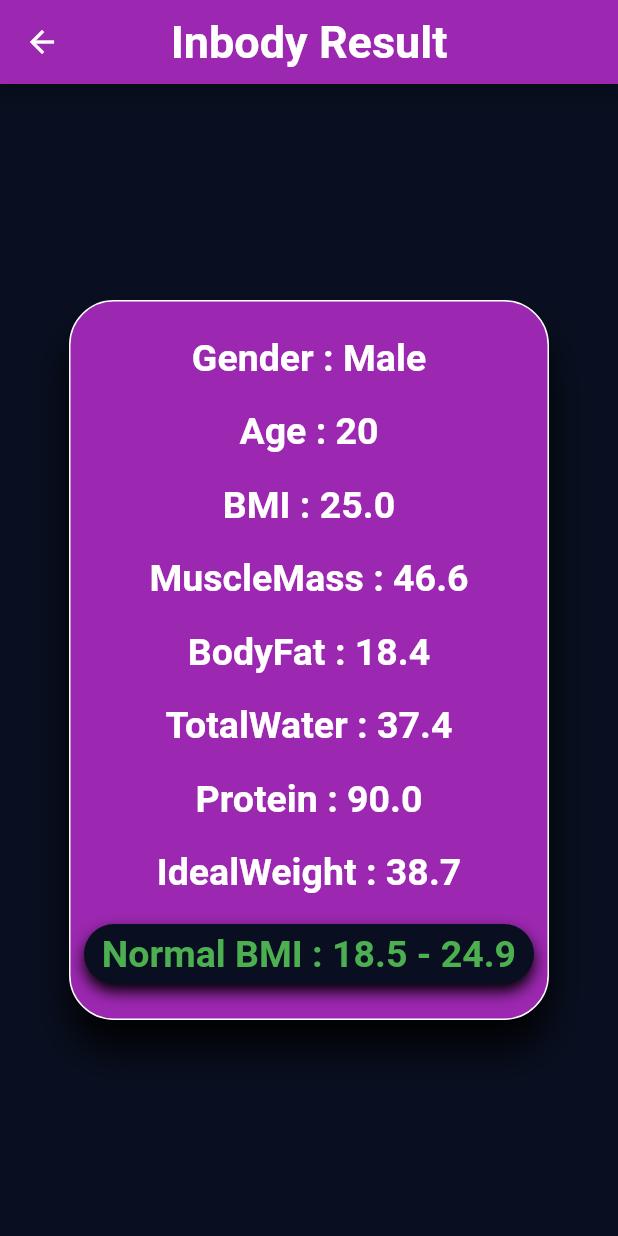
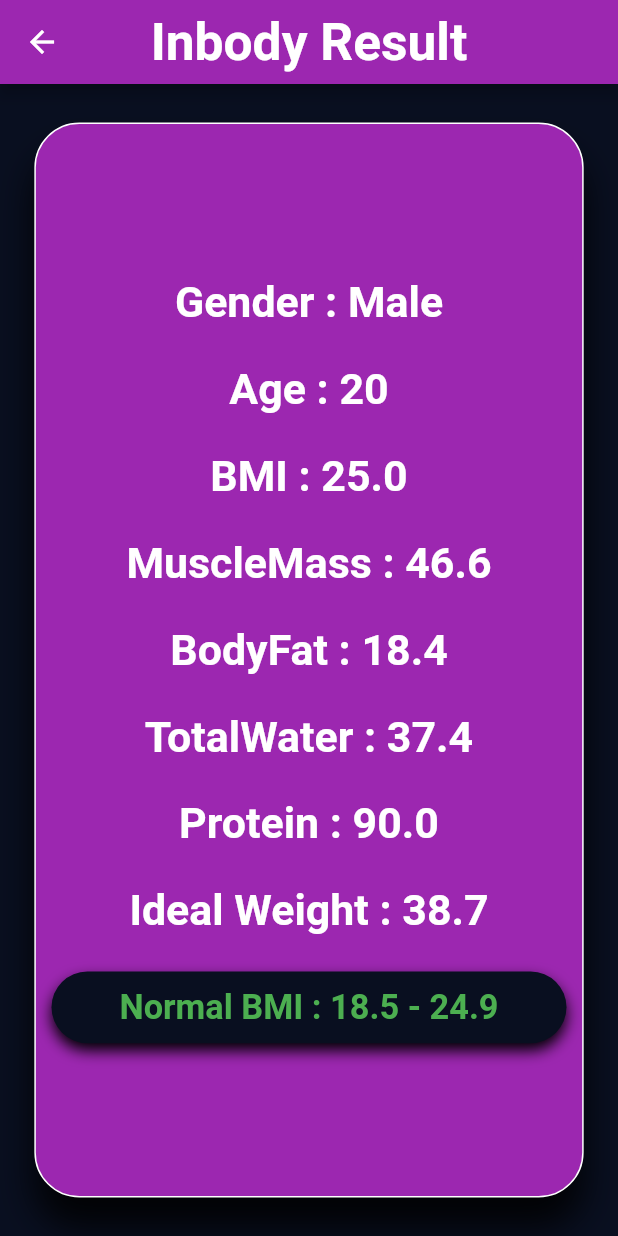
Before and after one commit to adhameldeibany/BMI, a Flutter app: the screen it shows after launch, after a tap on "CALCULATE", on a phone screen of 412 x 824 dp. Run offline on Flutter 3.47's test engine with Material 2 defaults, Android fonts, the phone set to English and light mode, and no system bars; our stand-ins replace animate_do, flutter_screenutil, get.

Commit message:
second commit

```diff
--- a/lib/Calculator/result_page.dart
+++ b/lib/Calculator/result_page.dart
@@ -1,5 +1,6 @@
 import 'package:flutter/cupertino.dart';
 import 'package:flutter/material.dart';
+import 'package:flutter_screenutil/flutter_screenutil.dart';
 
 class ResultPage extends StatelessWidget {
 
@@ -33,15 +34,15 @@ class ResultPage extends StatelessWidget {
         backgroundColor: Colors.purple,
         title: Text('Inbody Result',
           style: TextStyle(
-            fontSize: 30.0,
+            fontSize: 30.sp,
             fontWeight: FontWeight.bold,
           ),
         ),
       ),
       body: Center(
         child: Container(
-          height: 480,
-          width: 320,
+          height: 600.h,
+          width: 320.w,
           decoration: BoxDecoration(
             color: Colors.purple,
             borderRadius: BorderRadius.circular(30),
@@ -61,70 +62,70 @@ class ResultPage extends StatelessWidget {
               Text('Gender : ${isMale ? 'Male' : 'Female'}',
                 style:  TextStyle(
                   color: Colors.white,
-                  fontSize: 25.0,
+                  fontSize: 25.sp,
                   fontWeight: FontWeight.bold,
                 ),
               ),
-              SizedBox(height: 20,),
+              SizedBox(height: 20.h,),
               Text('Age : $age',
                 style:  TextStyle(
                   color: Colors.white,
-                  fontSize: 25.0,
+                  fontSize: 25.sp,
                   fontWeight: FontWeight.bold,
                 ),
               ),
-              SizedBox(height: 20,),
+              SizedBox(height: 20.h,),
               Text('BMI : ${result.toStringAsFixed(1)}',
                 style:  TextStyle(
                   color: Colors.white,
-                  fontSize: 25.0,
+                  fontSize: 25.sp,
                   fontWeight: FontWeight.bold,
                 ),
               ),
-              SizedBox(height: 20,),
+              SizedBox(height: 20.h,),
               Text('MuscleMass : ${muscleMass.toStringAsFixed(1)}',
                 style:  TextStyle(
                   color: Colors.white,
-                  fontSize: 25.0,
+                  fontSize: 25.sp,
                   fontWeight: FontWeight.bold,
                 ),
               ),
-              SizedBox(height: 20,),
+              SizedBox(height: 20.h,),
               Text('BodyFat : ${bodyFat.toStringAsFixed(1)}',
                 style:  TextStyle(
                   color: Colors.white,
-                  fontSize: 25.0,
+                  fontSize: 25.sp,
                   fontWeight: FontWeight.bold,
                 ),
               ),
-              SizedBox(height: 20,),
+              SizedBox(height: 20.h,),
               Text('TotalWater : ${totalWater.toStringAsFixed(1)}',
                 style:  TextStyle(
                   color: Colors.white,
-                  fontSize: 25.0,
+                  fontSize: 25.sp,
                   fontWeight: FontWeight.bold,
                 ),
               ),
-              SizedBox(height: 20,),
+              SizedBox(height: 20.h,),
               Text('Protein : ${Protein.toStringAsFixed(1)}',
                 style:  TextStyle(
                   color: Colors.white,
-                  fontSize: 25.0,
+                  fontSize: 25.sp,
                   fontWeight: FontWeight.bold,
                 ),
               ),
-              SizedBox(height: 20,),
-              Text('IdealWeight : ${idealWeight.toStringAsFixed(1)}',
+              SizedBox(height: 20.h,),
+              Text('Ideal Weight : ${idealWeight.toStringAsFixed(1)}',
                 style:  TextStyle(
                   color: Colors.white,
-                  fontSize: 25.0,
+                  fontSize: 25.sp,
                   fontWeight: FontWeight.bold,
                 ),
               ),
-              SizedBox(height: 20,),
+              SizedBox(height: 20.h,),
               Container(
-                width: 300,
-                height: 40,
+                width: 300.w,
+                height: 40.h,
                 decoration: BoxDecoration(
                     color: Color(0xff090f20),
                     borderRadius: BorderRadius.circular(40.0),
@@ -140,7 +141,7 @@ class ResultPage extends StatelessWidget {
                   child: Text('Normal BMI : 18.5 - 24.9',
                     style:  TextStyle(
                       color: Colors.green,
-                      fontSize: 25.0,
+                      fontSize: 20.sp,
                       fontWeight: FontWeight.bold,
                     ),
                   ),
--- a/lib/Home/inbody_page.dart
+++ b/lib/Home/inbody_page.dart
@@ -1,6 +1,7 @@
 import 'dart:math';
 import 'package:bmi_app/Calculator/result_page.dart';
 import 'package:flutter/material.dart';
+import 'package:flutter_screenutil/flutter_screenutil.dart';
 import 'package:get/get.dart';
 
 class InbodyPage extends StatefulWidget {
@@ -27,7 +28,7 @@ class _InbodyPageState extends State<InbodyPage>
         title: Text(
           'Inbody Calculator',
           style: TextStyle(
-            fontSize: 30.0,
+            fontSize: 30.sp,
           ),
         ),
       ),
@@ -52,17 +53,17 @@ class _InbodyPageState extends State<InbodyPage>
                           children: [
                             Image(
                               image: AssetImage('assets/male.png'),
-                              height: 100.0,
-                              width: 100.0,
+                              height: 80.h,
+                              width: 80.w,
                             ),
                             SizedBox(
-                              height: 15.0,
+                              height: 8.h,
                             ),
                             Text(
                               'Male',
                               style: TextStyle(
                                 color: Colors.white,
-                                fontSize: 30.0,
+                                fontSize: 30.sp,
                                 fontWeight: FontWeight.bold,
                               ),
                             ),
@@ -83,7 +84,7 @@ class _InbodyPageState extends State<InbodyPage>
                     ),
                   ),
                   SizedBox(
-                    width: 20.0,
+                    width: 20.w,
                   ),
                   Expanded(
                     child: GestureDetector(
@@ -99,17 +100,17 @@ class _InbodyPageState extends State<InbodyPage>
                           children: [
                             Image(
                               image: AssetImage('assets/female.png'),
-                              height: 100.0,
-                              width: 100.0,
+                              height: 80.h,
+                              width: 80.w,
                             ),
                             SizedBox(
-                              height: 15.0,
+                              height: 8.h,
                             ),
                             Text(
                               'Female',
                               style: TextStyle(
                                 color: Colors.white,
-                                fontSize: 30.0,
+                                fontSize: 30.sp,
                                 fontWeight: FontWeight.bold,
                               ),
                             ),
@@ -146,11 +147,11 @@ class _InbodyPageState extends State<InbodyPage>
                       'Height',
                       style: TextStyle(
                         color: Colors.white,
-                        fontSize: 35,
+                        fontSize: 35.sp,
                         fontWeight: FontWeight.bold,
                       ),
                     ),
-                    SizedBox(height: 8,),
+                    SizedBox(height: 4.h,),
                     Row(
                       crossAxisAlignment: CrossAxisAlignment.baseline,
                       mainAxisAlignment: MainAxisAlignment.center,
@@ -160,17 +161,17 @@ class _InbodyPageState extends State<InbodyPage>
                           '${height.round()}',
                           style: TextStyle(
                             color: Colors.white,
-                            fontSize: 30.0,
+                            fontSize: 30.sp,
                           ),
                         ),
                         SizedBox(
-                          width: 5.0,
+                          width: 5.w,
                         ),
                         Text(
                           'CM',
                           style: TextStyle(
                             color: Colors.white,
-                            fontSize: 20.0,
+                            fontSize: 20.sp,
                             fontWeight: FontWeight.bold,
                           ),
                         ),
@@ -188,7 +189,7 @@ class _InbodyPageState extends State<InbodyPage>
                         });
                       },
                     ),
-                    SizedBox(height: 4,),
+                    SizedBox(height: 0.h,),
                     Row(
                       mainAxisAlignment: MainAxisAlignment.center,
                       children:
@@ -207,7 +208,7 @@ class _InbodyPageState extends State<InbodyPage>
                           backgroundColor: Colors.purple,
                         ),
                         SizedBox(
-                          width: 170,
+                          width: 170.w,
                         ),
                         FloatingActionButton(
                           onPressed: ()
@@ -224,7 +225,7 @@ class _InbodyPageState extends State<InbodyPage>
                         ),
                       ],
                     ),
-                    SizedBox(height: 8,),
+                    SizedBox(height: 0.h,),
                   ],
                 ),
                 decoration: BoxDecoration(
@@ -259,7 +260,7 @@ class _InbodyPageState extends State<InbodyPage>
                               'Age',
                               style: TextStyle(
                                 color: Colors.white,
-                                fontSize: 30,
+                                fontSize: 30.sp,
                                 fontWeight: FontWeight.bold,
                               ),
                             ),
@@ -268,10 +269,10 @@ class _InbodyPageState extends State<InbodyPage>
                             '$age',
                             style: TextStyle(
                               color: Colors.white,
-                              fontSize: 28,
+                              fontSize: 28.sp,
                             ),
                           ),
-                          SizedBox(height: 12,),
+                          SizedBox(height: 8.h,),
                           Row(
                             mainAxisAlignment: MainAxisAlignment.center,
                             children:
@@ -290,7 +291,7 @@ class _InbodyPageState extends State<InbodyPage>
                                 backgroundColor: Colors.purple,
                               ),
                               SizedBox(
-                                width: 40,
+                                width: 40.w,
                               ),
                               FloatingActionButton(
                                 onPressed: ()
@@ -323,7 +324,7 @@ class _InbodyPageState extends State<InbodyPage>
                     ),
                   ),
                   SizedBox(
-                    width: 20.0,
+                    width: 20.w,
                   ),
                   Expanded(
                     child: Container(
@@ -337,7 +338,7 @@ class _InbodyPageState extends State<InbodyPage>
                               'Weight',
                               style: TextStyle(
                                 color: Colors.white,
-                                fontSize: 30.0,
+                                fontSize: 30.sp,
                                 fontWeight: FontWeight.bold,
                               ),
                             ),
@@ -346,10 +347,10 @@ class _InbodyPageState extends State<InbodyPage>
                             '${weight.round()}',
                             style: TextStyle(
                               color: Colors.white,
-                              fontSize: 28.0,
+                              fontSize: 28.sp,
                             ),
                           ),
-                          SizedBox(height: 12,),
+                          SizedBox(height: 8.h,),
                           Row(
                             mainAxisAlignment: MainAxisAlignment.center,
                             children:
@@ -368,7 +369,7 @@ class _InbodyPageState extends State<InbodyPage>
                                 backgroundColor: Colors.purple,
                               ),
                               SizedBox(
-                                width: 40,
+                                width: 40.w,
                               ),
                               FloatingActionButton(
                                 onPressed: ()
@@ -405,7 +406,7 @@ class _InbodyPageState extends State<InbodyPage>
             ),
           ),
           Container(
-            width: 300,
+            width: 300.w,
             decoration: BoxDecoration(
               color: Colors.purple,
               borderRadius: BorderRadius.circular(40)
@@ -413,12 +414,12 @@ class _InbodyPageState extends State<InbodyPage>
             child: MaterialButton(
               onPressed: ()
               {
-                double Protein = 0;
                 double BMI = weight / ((height / 100) * (height / 100));
                 print(BMI.toStringAsFixed(1));
-                double muscleMass=0,bodyFat=0,totalWater=0,protein=1.5,idealWeight=0;
+                double muscleMass=0,bodyFat=0,totalWater=0,Protein=1.5,idealWeight=0;
                 //protin you need (n9)
-                Protein = (weight*protein);
+                Protein = (weight*Protein);
+                //protienYouNeed = (weight * 2.75) / 1000;
                 DateTime now = DateTime.now();
                 if(isMale){
                   muscleMass = (0.407 * weight) + (0.267 * height) - 19.2;
@@ -455,7 +456,7 @@ class _InbodyPageState extends State<InbodyPage>
 
             ),
           ),
-          SizedBox(height: 8,),
+          SizedBox(height: 8.h,),
         ],
       ),
     );
--- a/lib/main.dart
+++ b/lib/main.dart
@@ -1,6 +1,7 @@
 import 'package:bmi_app/Home/inbody_page.dart';
 import 'package:bmi_app/splash/splash_page.dart';
 import 'package:flutter/material.dart';
+import 'package:flutter_screenutil/flutter_screenutil.dart';
 import 'package:get/get.dart';
 
 void main()
@@ -13,9 +14,16 @@ class MyApp extends StatelessWidget
   @override
   Widget build(BuildContext context)
   {
-    return GetMaterialApp(
-      debugShowCheckedModeBanner: false,
-      home: SplashPage(),
+    return ScreenUtilInit(
+      designSize: const Size(360, 690),
+      minTextAdapt: true,
+      splitScreenMode: true,
+      builder: (BuildContext context, Widget? child) {
+        return GetMaterialApp(
+          debugShowCheckedModeBanner: false,
+          home: SplashPage(),
+        );
+      },
     );
   }
 
--- a/pubspec.yaml
+++ b/pubspec.yaml
@@ -33,6 +33,7 @@ dependencies:
   cupertino_icons: ^1.0.2
   get: ^4.6.5
   animate_do: ^3.0.2
+  flutter_screenutil: ^5.7.0
 
 dev_dependencies:
   flutter_test:
```
Also changed, not shown: assets/app-2461.png (deleted), pubspec.lock.
